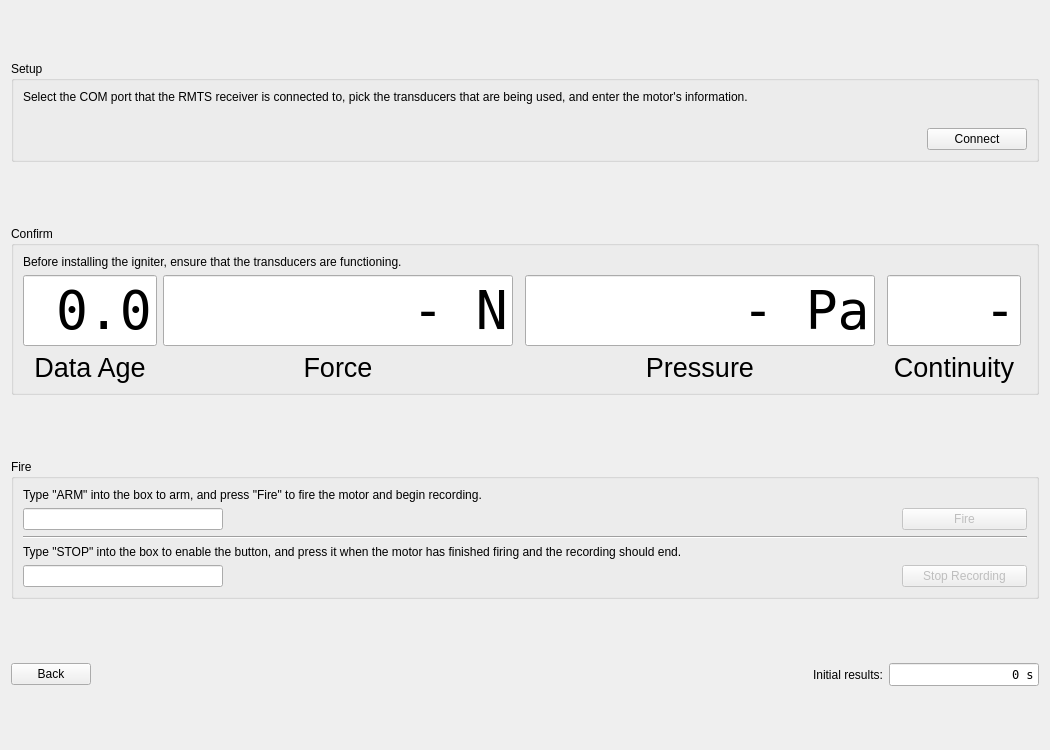
Qt form ui/views/forms/FireWidget.ui (reilleya/RMTS-Software) before a commit.
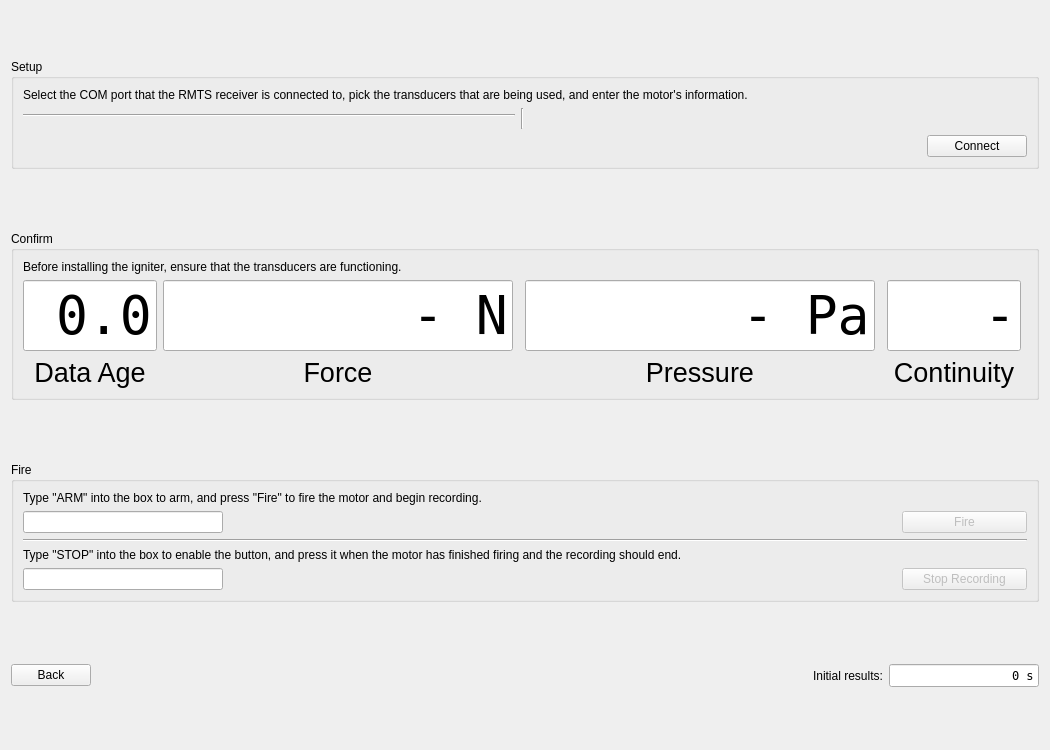
The same form after that commit. Custom widgets are drawn as their Qt base class.

Commit message: Update pyFormGen, add dividers to fire widget

The edit to the form file:
```diff
--- a/ui/views/forms/FireWidget.ui
+++ b/ui/views/forms/FireWidget.ui
@@ -86,6 +86,13 @@
             </property>
            </widget>
           </item>
+          <item>
+           <widget class="Line" name="lineHardwareDivider">
+            <property name="orientation">
+             <enum>Qt::Horizontal</enum>
+            </property>
+           </widget>
+          </item>
           <item>
            <widget class="TransducerSelectorWidget" name="widgetTransducerSelector" native="true">
             <property name="sizePolicy">
@@ -104,6 +111,13 @@
           </item>
          </layout>
         </item>
+        <item>
+         <widget class="Line" name="lineSetupDivider">
+          <property name="orientation">
+           <enum>Qt::Vertical</enum>
+          </property>
+         </widget>
+        </item>
         <item>
          <widget class="CollectionEditor" name="firingConfig" native="true">
           <property name="sizePolicy">
@@ -603,6 +617,11 @@
   </layout>
  </widget>
  <customwidgets>
+  <customwidget>
+   <class>DataAgeWidget</class>
+   <extends>QLineEdit</extends>
+   <header location="global">ui.dataAgeWidget</header>
+  </customwidget>
   <customwidget>
    <class>CollectionEditor</class>
    <extends>QWidget</extends>
@@ -615,11 +634,6 @@
    <header location="global">ui.portSelectorWidget</header>
    <container>1</container>
   </customwidget>
-  <customwidget>
-   <class>DataAgeWidget</class>
-   <extends>QLineEdit</extends>
-   <header location="global">ui.dataAgeWidget</header>
-  </customwidget>
   <customwidget>
    <class>TransducerSelectorWidget</class>
    <extends>QWidget</extends>
```
The commit also changes 1 other file.
